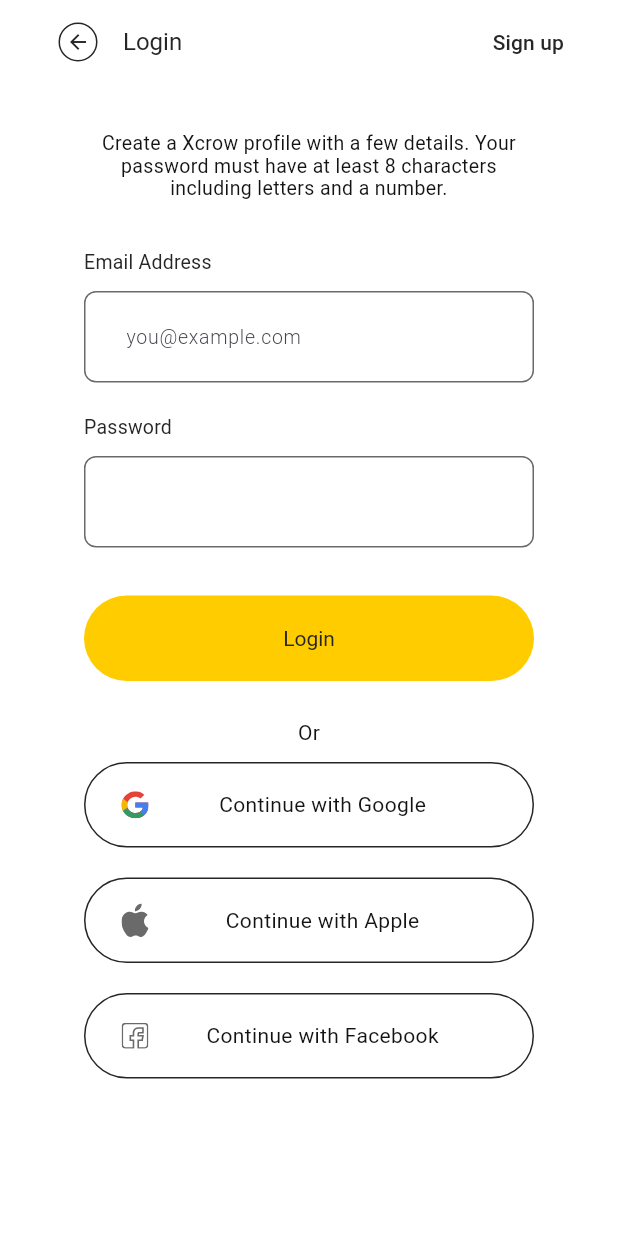
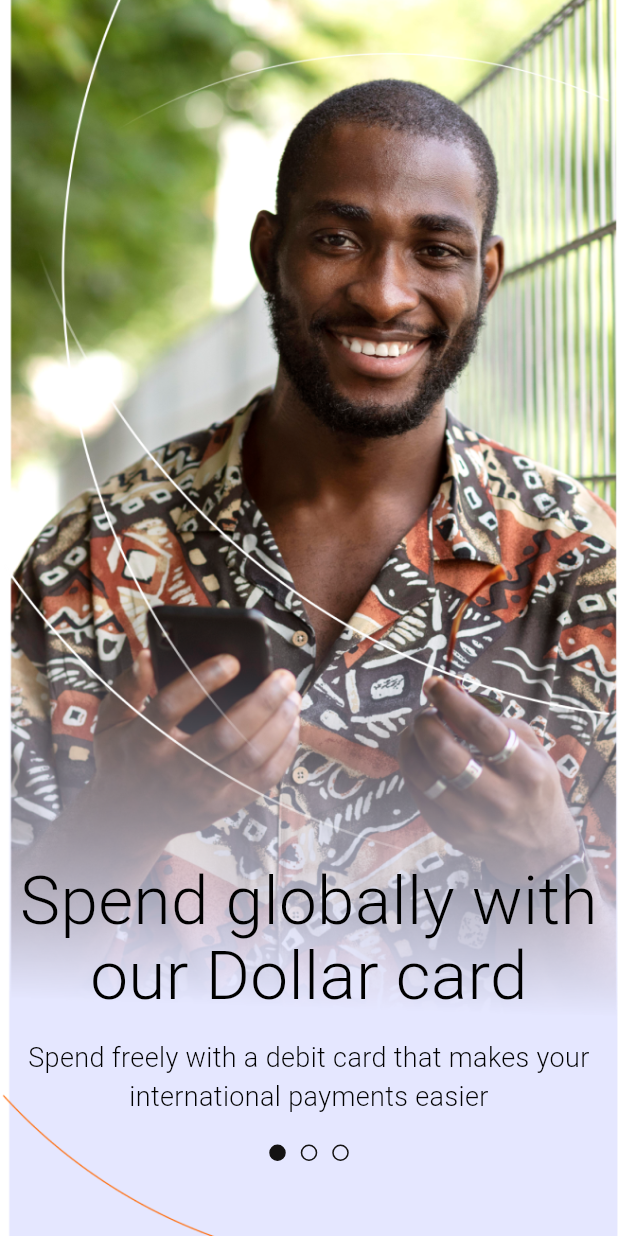
Before and after one commit to De-Morgan/xcrow, a Flutter app: the screen it shows after launch, on a phone screen of 412 x 824 dp. Run offline on Flutter 3.47's test engine with Material 3 defaults, Android fonts, the phone set to English and light mode, and no system bars; our stand-ins replace dio, equatable, flutter_hooks, flutter_svg, hooks_riverpod, intl_phone_number_input; missing offline and left inert: platform_date_picker.

Commit message:
completed onboarding screen

```diff
--- a/lib/ui/home_page/pages/master_page.dart
+++ b/lib/ui/home_page/pages/master_page.dart
@@ -1,6 +1,7 @@
 import 'package:flutter/material.dart';
 import 'package:hooks_riverpod/hooks_riverpod.dart';
 import 'package:xcrow/ui/home_page/pages/mother_page.dart';
+import 'package:xcrow/ui/onboarding/pages/onboarding_pageview.dart';
 import 'package:xcrow/ui/onboarding/pages/signin_page.dart';
 import 'package:xcrow/ui/onboarding/providers/auth_provider.dart';
 
@@ -13,6 +14,7 @@ class MasterPage extends ConsumerWidget {
     return switch (authState) {
       UnAuthenticated() => LoginPage(),
       Authenticated() => const MotherPage(),
+      OnboardingState() => const OnboardingPageView(),
     };
   }
 }
--- /dev/null
+++ b/lib/ui/onboarding/pages/onboarding_pageview.dart
@@ -0,0 +1,176 @@
+import 'package:flutter/material.dart';
+import 'package:flutter_hooks/flutter_hooks.dart';
+import 'package:hooks_riverpod/hooks_riverpod.dart';
+import 'package:xcrow/ui/onboarding/providers/auth_provider.dart';
+import 'package:xcrow/ui/theme/font_familty.dart';
+import 'package:xcrow/ui/utils/image_path.dart';
+
+class OnboardingPageView extends HookWidget {
+  const OnboardingPageView({super.key});
+
+  static const blackColor = Color(0xff141313);
+
+  @override
+  Widget build(BuildContext context) {
+    final pageController = usePageController();
+    final pagePosition = useState(0);
+    int pageValue() => pagePosition.value;
+    void changePagePosition() {
+      pagePosition.value = pageController.page?.toInt() ?? 0;
+    }
+
+    useEffect(() {
+      pageController.addListener(changePagePosition);
+      return () => pageController.removeListener(changePagePosition);
+    });
+
+    return Scaffold(
+      body: Stack(
+        children: [
+          PageView(
+            controller: pageController,
+            children: const [
+              _OnboardingPage(
+                imgPath: ImagePath.onboard1,
+                title: "Spend globally with our Dollar card",
+                description:
+                    "Spend freely with a debit card that makes your international payments easier ",
+              ),
+              _OnboardingPage(
+                imgPath: ImagePath.onboard2,
+                title: "Instantly convert between currencies",
+                description:
+                    "Swap currencies with no hidden fees at the best market rates.",
+              ),
+              _OnboardingPage(
+                imgPath: ImagePath.onboard3,
+                title: "Receive your payment faster",
+                description:
+                    "Open a Xcrow account to send and receive your payment in seconds.",
+              )
+            ],
+          ),
+          Positioned(
+              bottom: 50,
+              left: 0,
+              right: 0,
+              child: Row(
+                mainAxisAlignment: MainAxisAlignment.center,
+                mainAxisSize: MainAxisSize.min,
+                children: [
+                  Container(
+                    height: 11,
+                    width: 11,
+                    decoration: BoxDecoration(
+                        shape: BoxShape.circle,
+                        border: Border.all(color: blackColor),
+                        color:
+                            pageValue() == 0 ? blackColor : Colors.transparent),
+                  ),
+                  const SizedBox(width: 10),
+                  Container(
+                    height: 11,
+                    width: 11,
+                    decoration: BoxDecoration(
+                        shape: BoxShape.circle,
+                        border: Border.all(color: blackColor),
+                        color:
+                            pageValue() == 1 ? blackColor : Colors.transparent),
+                  ),
+                  const SizedBox(width: 10),
+                  Container(
+                    height: 11,
+                    width: 11,
+                    decoration: BoxDecoration(
+                        shape: BoxShape.circle,
+                        border: Border.all(color: blackColor),
+                        color:
+                            pageValue() == 2 ? blackColor : Colors.transparent),
+                  ),
+                ],
+              )),
+          if (pageValue() > 1.5)
+            Positioned(
+                top: 80,
+                right: 10,
+                child: Consumer(
+                  builder:
+                      (BuildContext context, WidgetRef ref, Widget? child) {
+                    return GestureDetector(
+                      onTap: ref.read(authProvider.notifier).onboardCompleted,
+                      child: child,
+                    );
+                  },
+                  child: const Row(
+                    children: [
+                      Text(
+                        'Next',
+                        style: TextStyle(color: blackColor, fontSize: 18),
+                      ),
+                      Icon(
+                        Icons.arrow_forward,
+                        color: blackColor,
+                      ),
+                    ],
+                  ),
+                ))
+        ],
+      ),
+    );
+  }
+}
+
+class _OnboardingPage extends StatelessWidget {
+  final String title;
+  final String description;
+  final String imgPath;
+
+  const _OnboardingPage(
+      {Key? key, this.title = '', this.description = '', this.imgPath = ''})
+      : super(key: key);
+  static const bigStyle = TextStyle(
+      color: Color(0xff000000),
+      fontFamily: FontFamily.light,
+      fontSize: 45,
+      height: 50 / 45,
+      fontWeight: FontWeight.w200);
+  static const smallStyle = TextStyle(
+      color: Color(0xff000000),
+      fontFamily: FontFamily.light,
+      fontSize: 18,
+      fontWeight: FontWeight.w200);
+
+  @override
+  Widget build(BuildContext context) {
+    return Stack(
+      children: [
+        Container(
+          decoration: BoxDecoration(
+              image: DecorationImage(
+                  image: AssetImage(
+                    imgPath,
+                  ),
+                  fit: BoxFit.cover)),
+        ),
+        Column(
+          mainAxisAlignment: MainAxisAlignment.end,
+          //mainAxisSize: MainAxisSize.min,
+          children: [
+            Text(
+              title,
+              style: bigStyle,
+              textAlign: TextAlign.center,
+            ),
+            const SizedBox(height: 16),
+            Text(
+              description,
+              textAlign: TextAlign.center,
+              style: smallStyle,
+            ),
+            const SizedBox(height: 80),
+          ],
+        )
+      ],
+    );
+  }
+}
--- a/lib/ui/onboarding/providers/auth_provider.dart
+++ b/lib/ui/onboarding/providers/auth_provider.dart
@@ -9,6 +9,8 @@ sealed class AuthState extends Equatable {
 }
 
 class UnAuthenticated extends AuthState {}
+
+class OnboardingState extends AuthState {}
 
 class Authenticated extends AuthState {
   final SignInResponse user;
@@ -24,9 +26,20 @@ class AuthNotifier extends StateNotifier<AuthState> {
 
   UserRepository get userRepository => ref.read(userRepositoryProvider);
 
-  AuthNotifier(this.ref) : super(UnAuthenticated());
+  AuthNotifier(this.ref) : super(UnAuthenticated()) {
+    init();
+  }
+
   //todo delete
   //AuthNotifier(this.ref) : super(Authenticated(user: SignInResponse.fromJson({})));
+
+  void init() {
+    state = OnboardingState();
+  }
+
+  void onboardCompleted() {
+    state = UnAuthenticated();
+  }
 
   Future signUp(SignUpRequest request) async {
     try {
--- /dev/null
+++ b/lib/ui/utils/image_path.dart
@@ -0,0 +1,6 @@
+class ImagePath {
+  static const _root = "assets/images/";
+  static const onboard1 = "${_root}onboard1.png";
+  static const onboard2 = "${_root}onboard2.png";
+  static const onboard3 = "${_root}onboard3.png";
+}
```
Also changed, not shown: assets/images/onboard1.png (added), assets/images/onboard2.png (added), assets/images/onboard3.png (added).
